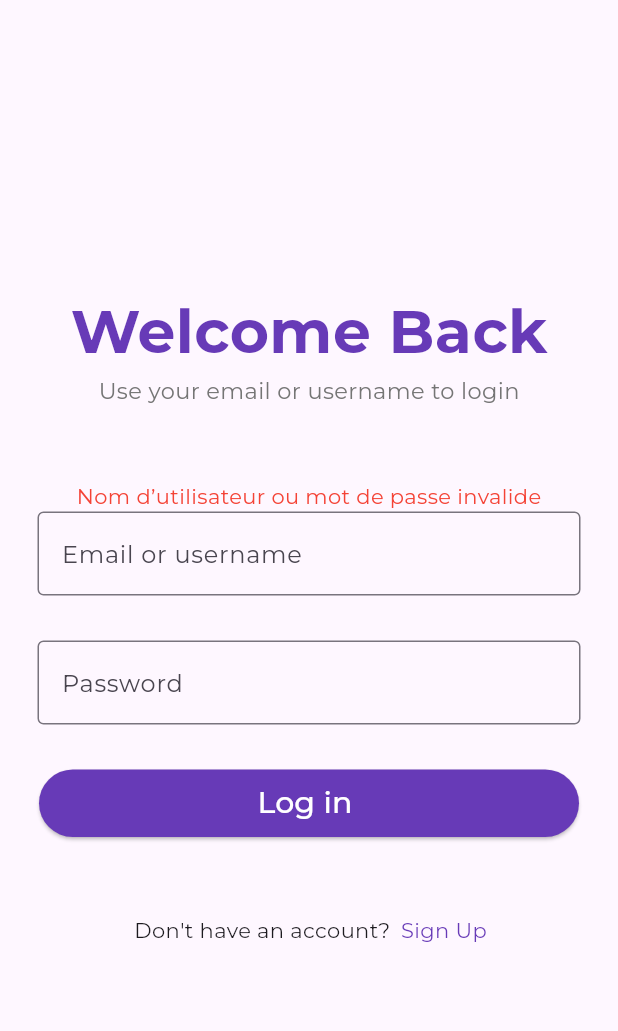
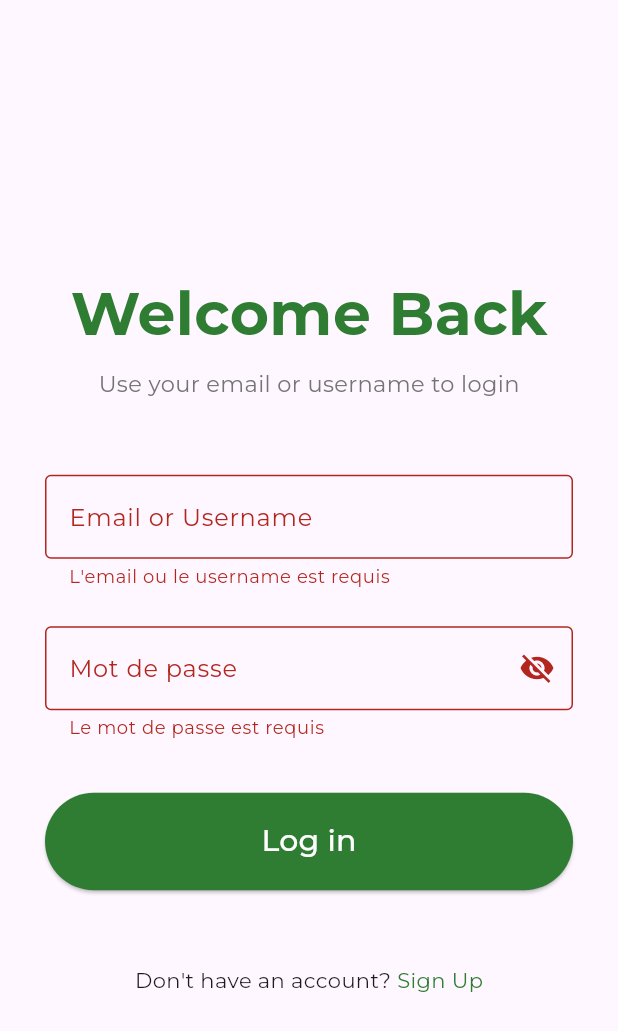
Before and after one commit to Mury05/BankingFlutterApp, a Flutter app: the LoginPage screen opened by its route, after a tap on "Log in", on a phone screen of 412 x 824 dp. Shown: the top 1031 px of the screen. Run offline on Flutter 3.47's test engine with Material 3 defaults, Android fonts, the phone set to English and light mode, and no system bars; our stand-ins replace google_fonts, smooth_page_indicator.

Commit message:
Quelques modiifications

```diff
--- a/lib/main.dart
+++ b/lib/main.dart
@@ -21,7 +21,7 @@ class MyApp extends StatelessWidget {
         // textTheme: GoogleFonts.playfairDisplayTextTheme(),
         textTheme: GoogleFonts.montserratTextTheme(),
       ),
-      initialRoute: '/home',
+      initialRoute: '/',
       routes: Routes().getRoutes(),
     );
   }
--- a/lib/screens/auth/login.dart
+++ b/lib/screens/auth/login.dart
@@ -9,43 +9,44 @@ class LoginPage extends StatefulWidget {
 }
 
 class _LoginPageState extends State<LoginPage> {
+  final _formKey = GlobalKey<FormState>();
   final UserController _usercontroller = UserController();
-  late TextEditingController _username;
-  late TextEditingController _password;
-  String errorMessage = '';
-
-  @override
-  void initState() {
-    super.initState();
-    _username = TextEditingController();
-    _password = TextEditingController();
-  }
+  final TextEditingController _usernameController = TextEditingController();
+  final TextEditingController _passwordController = TextEditingController();
+  bool _isPasswordVisible = false;
 
   void _login() {
-    String? error = _usercontroller.login(_username.text, _password.text);
+    if (_formKey.currentState!.validate()) {
+      String? error =
+          _usercontroller.login(_usernameController.text, _passwordController.text);
       if (error != null) {
-      setState(() {
-        errorMessage = error;
-      });
+        ScaffoldMessenger.of(context).showSnackBar(
+          SnackBar(
+            content: Text(
+              error,
+              style: TextStyle(color: Colors.white, fontSize: 16),
+            ),
+            backgroundColor: Colors.red,
+            behavior: SnackBarBehavior.floating,
+            shape: RoundedRectangleBorder(borderRadius: BorderRadius.circular(12)),
+            duration: Duration(seconds: 4),
+          ),
+        );
       } else {
         ScaffoldMessenger.of(context).showSnackBar(
           SnackBar(
             content: Text(
-            "Connexion ✅",
-            style: TextStyle(
-              color: Colors.white,
-              fontSize: 16,
-            ),
+              "Connexion réussie ✅",
+              style: TextStyle(color: Colors.white, fontSize: 16),
             ),
             backgroundColor: Colors.green,
             behavior: SnackBarBehavior.floating,
-          shape: RoundedRectangleBorder(
-            borderRadius: BorderRadius.circular(12),
-          ),
-          duration: Duration(seconds: 6),
+            shape: RoundedRectangleBorder(borderRadius: BorderRadius.circular(12)),
+            duration: Duration(seconds: 4),
           ),
         );
         Navigator.pushNamed(context, '/home');
+      }
     }
   }
 
@@ -54,112 +55,109 @@ class _LoginPageState extends State<LoginPage> {
     return Scaffold(
       body: Center(
         child: SingleChildScrollView(
+          child: Padding(
+            padding: const EdgeInsets.all(30.0),
+            child: Form(
+              key: _formKey,
               child: Column(
-            children: <Widget>[
-              Padding(
-                padding: const EdgeInsets.symmetric(horizontal: 30.0),
-                child: Center(
-                    child: Column(
-                  crossAxisAlignment:
-                      CrossAxisAlignment.center, // Aligne le texte à gauche
+                crossAxisAlignment: CrossAxisAlignment.center,
                 children: [
+                  // Image en haut
+                  // Image.asset(
+                  //   "assets/images/login.png", // Assure-toi que l'image est bien ajoutée dans pubspec.yaml
+                  //   height: 150,
+                  //   width: 150,
+                  // ),
+                  SizedBox(height: 20),
+
+                  // Titre
                   Text(
                     "Welcome Back",
-                      style: TextStyle(
-                        fontSize: 40, // Augmente la taille de la police
-                        fontWeight: FontWeight.bold, // Met le texte en gras
-                        color: Colors.deepPurple, // Change la couleur du texte
+                    style: TextStyle(fontSize: 40, fontWeight: FontWeight.bold, color: Colors.green[800]),
+                  ),
+                  SizedBox(height: 8),
+                  Text(
+                    "Use your email or username to login",
+                    style: TextStyle(fontSize: 15, color: Colors.grey[600]),
+                  ),
+                  SizedBox(height: 50),
+
+                  // Champ Email / Username
+                  TextFormField(
+                    controller: _usernameController,
+                    decoration: InputDecoration(
+                      labelText: "Email or Username",
+                      border: OutlineInputBorder(),
+                    ),
+                    validator: (value) {
+                      if (value == null || value.isEmpty) {
+                        return "L'email ou le username est requis";
+                      }
+                      return null;
+                    },
+                  ),
+                  SizedBox(height: 25),
+
+                  // Champ Password
+                  TextFormField(
+                    controller: _passwordController,
+                    obscureText: !_isPasswordVisible,
+                    decoration: InputDecoration(
+                      labelText: "Mot de passe",
+                      border: OutlineInputBorder(),
+                      suffixIcon: IconButton(
+                        icon: Icon(_isPasswordVisible ? Icons.visibility : Icons.visibility_off),
+                        onPressed: () {
+                          setState(() {
+                            _isPasswordVisible = !_isPasswordVisible;
+                          });
+                        },
                       ),
                     ),
-                    SizedBox(height: 1), // Espacement entre les textes
-                    Text(
-                      "Use your email or username to login",
-                      style: TextStyle(
-                        fontSize: 15, // Taille de la police réduite
-                        color: Colors.grey[600], // Couleur grise pour le texte
+                    validator: (value) {
+                      if (value == null || value.isEmpty) {
+                        return "Le mot de passe est requis";
+                      } else if (value.length < 6) {
+                        return "Min. 6 caractères";
+                      }
+                      return null;
+                    },
                   ),
-                    ),
-                  ],
-                )),
-              ),
-              SizedBox(
-                height: 50,
-              ),
-              Text(
-                errorMessage,
-                style: TextStyle(color: Colors.red),
-              ),
-              Padding(
-                //padding: const EdgeInsets.only(left:15.0,right: 15.0,top:0,bottom: 0),
-                padding: EdgeInsets.symmetric(horizontal: 25),
-                child: TextField(
-                  controller: _username,
-                  decoration: InputDecoration(
-                    border: OutlineInputBorder(),
-                    labelText: 'Email or username',
-                    // hintText: 'Enter valid email id as abc@gmail.com'
-                  ),
-                ),
-              ),
-              Padding(
-                padding: const EdgeInsets.only(
-                    left: 25.0, right: 25.0, top: 30, bottom: 10),
-                //padding: EdgeInsets.symmetric(horizontal: 15),
-                child: TextField(
-                  controller: _password,
-                  obscureText: true,
-                  decoration: InputDecoration(
-                      border: OutlineInputBorder(),
-                      labelText: 'Password',
-                      hintText: 'Enter secure password'),
-                ),
-              ),
+                  SizedBox(height: 35),
+
+                  // Bouton Login
                   SizedBox(
                     height: 65,
                     width: 360,
-                child: Padding(
-                  padding: const EdgeInsets.only(top: 20.0),
                     child: ElevatedButton(
                       style: ButtonStyle(
-                        backgroundColor:
-                            WidgetStateProperty.all(Colors.deepPurple)),
-                    child: Text(
-                      'Log in ',
-                      style: TextStyle(color: Colors.white, fontSize: 20),
+                        backgroundColor: WidgetStateProperty.all(Colors.green[800]),
                       ),
-                    onPressed: () {
-                      _login();
-                    },
+                      onPressed: _login,
+                      child: Text("Log in", style: TextStyle(color: Colors.white, fontSize: 20)),
                     ),
                   ),
-              ),
-              SizedBox(
-                height: 50,
-              ),
-              Center(
-                child: Row(
+                  SizedBox(height: 50),
+
+                  // Lien pour s'inscrire
+                  Row(
                     mainAxisAlignment: MainAxisAlignment.center,
                     children: [
-                    Padding(
-                      padding: const EdgeInsets.all(2),
-                      child: Text('Don\'t have an account? '),
-                    ),
-                    Padding(
-                      padding: const EdgeInsets.only(left: 1.0),
-                      child: InkWell(
+                      Text("Don't have an account? "),
+                      InkWell(
                         onTap: () {
                           Navigator.pushNamed(context, '/register');
                         },
                         child: Text(
                           'Sign Up',
-                            style: TextStyle(
-                                fontSize: 14, color: Colors.deepPurple),
-                          )),
+                          style: TextStyle(fontSize: 14, color: Colors.green[800]),
+                        ),
                       )
                     ],
                   ),
-              )
                 ],
+              ),
+            ),
           ),
         ),
       ),
--- a/lib/widgets/transactions.dart
+++ b/lib/widgets/transactions.dart
@@ -28,7 +28,7 @@ class ContactItem extends StatelessWidget {
             child: CircleAvatar(
               foregroundImage: AssetImage(imagePath),
               radius: 23,
-              backgroundColor: isSelected ? Colors.green : Colors.grey.shade400,
+              // backgroundColor: isSelected ? Colors.green : Colors.grey.shade400,
             ),
           ),
           const SizedBox(height: 6),
```
Also changed, not shown: lib/screens/auth/register.dart (+4 -4 lines), lib/screens/credit.dart (+6 -6 lines), lib/screens/home.dart (+8 -8 lines), lib/screens/solde_history_home.dart (+6 -5 lines), lib/screens/transfer.dart (+12 -6 lines), lib/widgets/homewidget.dart (+13 -11 lines), assets/O.png (added), assets/img1.png (added), assets/img2.png (added), assets/img3.png (added). Lines whose indentation alone changed are shown as unchanged.
